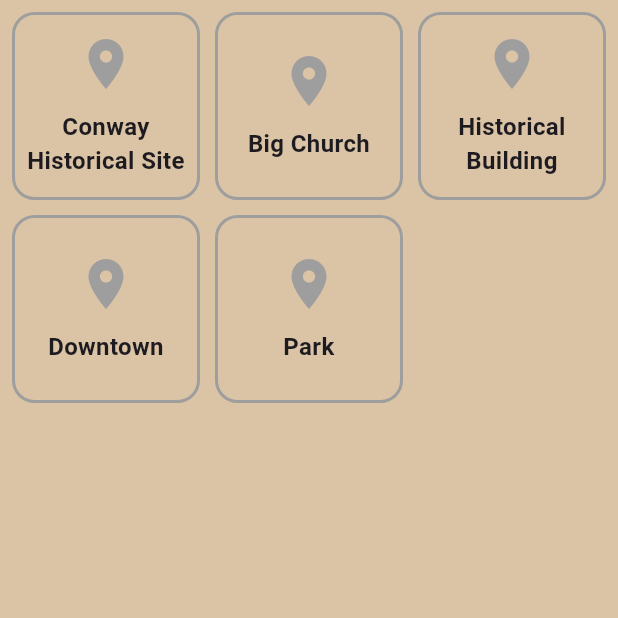
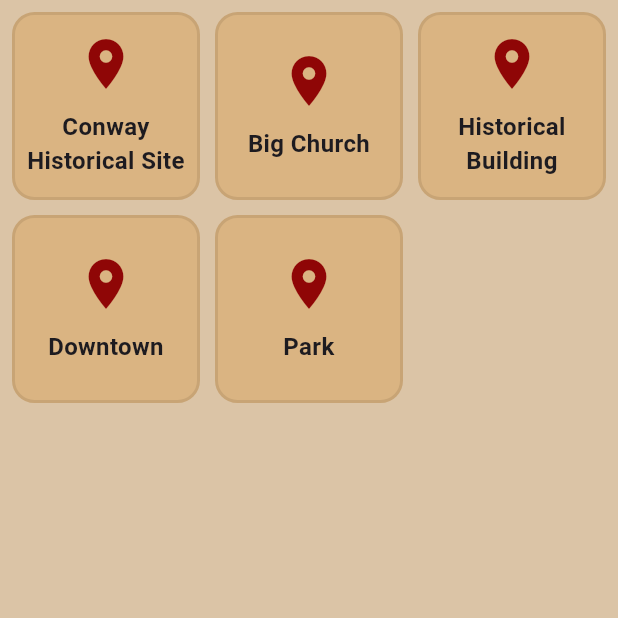
Before and after one commit to mgoadric/FaulknerFootsteps, a Flutter app: the AchievementsPage screen opened directly, on a phone screen of 412 x 824 dp, the top half of it. Run offline on Flutter 3.47's test engine with Material 3 defaults, Android fonts, the phone set to English and light mode, and no system bars; our stand-ins replace cloud_firestore, firebase_auth, firebase_core, flutter_map, flutter_rating, google_fonts and 1 more; missing offline and left inert: firebase_ui_auth; accounts and stored records are empty; key blocks and very long unbroken strings in the code were emptied for the run.

Commit message:
fixed the coloring for now

```diff
--- a/faulkner_footsteps/lib/pages/achievement.dart
+++ b/faulkner_footsteps/lib/pages/achievement.dart
@@ -71,10 +71,10 @@ class _AchievementsPageState extends State<AchievementsPage> {
                 decoration: BoxDecoration(
                   color: isVisited
                       ? Colors.green[100]
-                      : const Color.fromARGB(255, 219, 196, 166),
+                      : const Color.fromARGB(255, 218, 180, 130),
                   borderRadius: BorderRadius.circular(15),
                   border: Border.all(
-                    color: isVisited ? Colors.green : Colors.grey,
+                    color: isVisited ? Colors.green : Color.fromARGB(255, 200, 164, 117),
                     width: 2,
                   ),
                 ),
@@ -85,7 +85,7 @@ class _AchievementsPageState extends State<AchievementsPage> {
                       Icon(
                         isVisited ? Icons.emoji_events : Icons.place,
                         size: 40,
-                        color: isVisited ? Colors.green : Colors.grey,
+                        color: isVisited ? Colors.green : const Color.fromARGB(255, 143, 6, 6),
                       ),
                       const SizedBox(height: 10),
                       Text(
```
